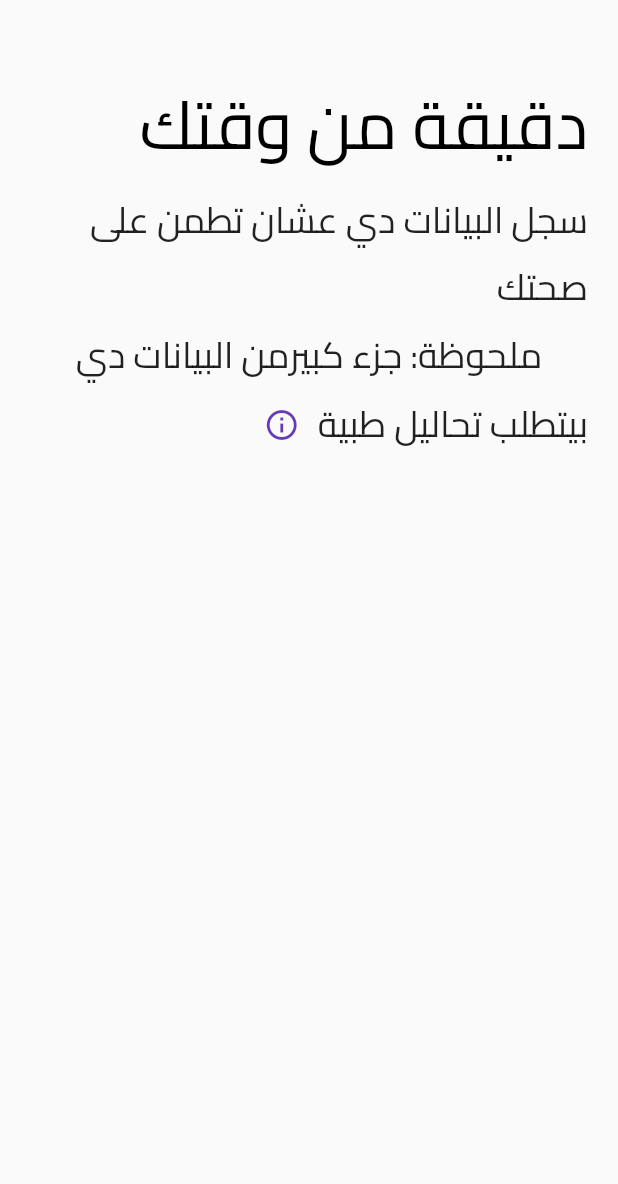
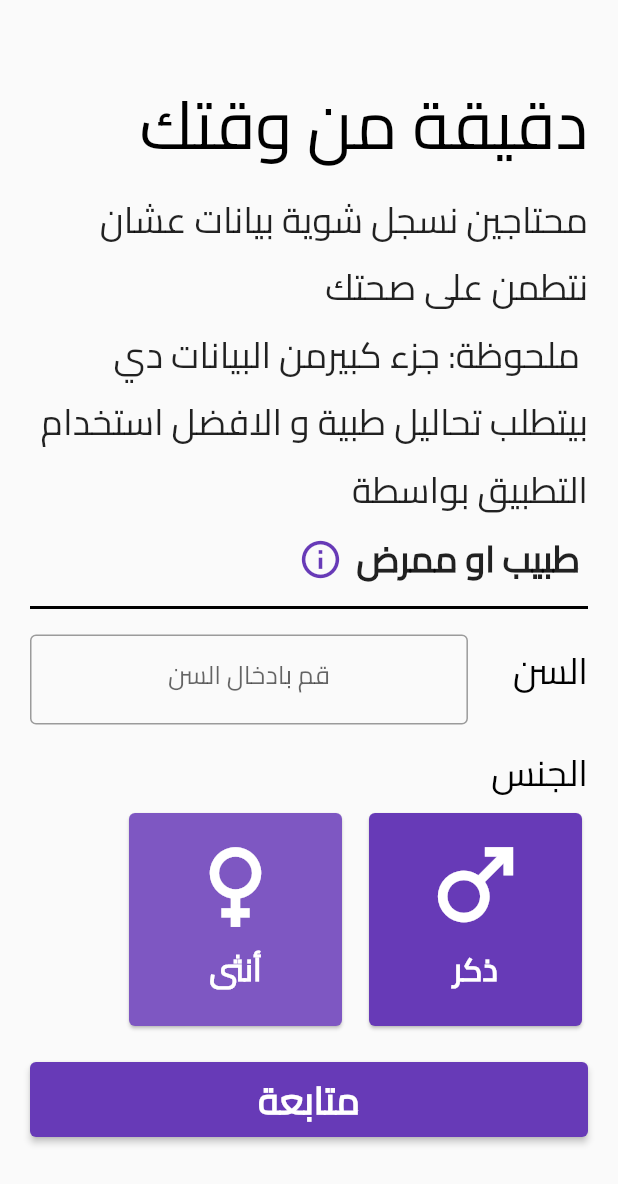
Before and after one commit to AbdelrahmanAquila/heart_defence, a Flutter app: the screen it shows after launch, after a tap on "متابعة", on a phone screen of 412 x 824 dp. Shown: the top 1184 px of the screen. Run offline on Flutter 3.47's test engine with Material 2 defaults, Android fonts, the phone set to English and light mode, and no system bars; our stand-ins replace flutter_bloc.

Commit message:
may god let the project go smoothly

```diff
--- a/lib/main.dart
+++ b/lib/main.dart
@@ -1,10 +1,13 @@
 import 'package:flutter/material.dart';
 import 'package:flutter/services.dart';
+import 'package:flutter_bloc/flutter_bloc.dart';
 import 'package:flutter_localizations/flutter_localizations.dart';
 import 'package:heart_defence/modules/homescreen.dart';
+import 'package:heart_defence/shared/bloc_observer.dart';
 import 'package:heart_defence/shared/colors.dart';
 
 void main() {
+  Bloc.observer = MyBlocObserver();
   SystemUiOverlayStyle(statusBarColor: mainColor);
   WidgetsFlutterBinding.ensureInitialized();
   runApp(const MyApp());
--- /dev/null
+++ b/lib/modules/cubit/cubit.dart
@@ -0,0 +1,42 @@
+import 'package:flutter/material.dart';
+import 'package:flutter_bloc/flutter_bloc.dart';
+import 'package:heart_defence/modules/cubit/staes.dart';
+
+class AppCubit extends Cubit<AppStates> {
+  AppCubit() : super(AppInitalState());
+
+  static AppCubit get(context) => BlocProvider.of(context);
+
+  // declare vars
+  TextEditingController? ageController = TextEditingController();
+  bool isMale = true;
+  int genderValue = 1;
+  int age = 0;
+  void toggleMale() {
+    isMale = true;
+    genderValue = 1;
+
+    print(isMale);
+    print(genderValue);
+    print(ageController?.text);
+    // print('$age');
+    emit(AppMaleState(isMale, genderValue));
+  }
+
+  void toggleFemale() {
+    isMale = false;
+    genderValue = 0;
+
+    print(isMale);
+    print(genderValue);
+    print(ageController?.text);
+    // print('$age');
+    emit(AppFemaleState(isMale, genderValue));
+  }
+
+  // void convertAge() {
+  //   int age = int.parse(ageController!.text);
+
+  //   emit(AppFieldSubmit());
+  // }
+}
--- /dev/null
+++ b/lib/modules/cubit/staes.dart
@@ -0,0 +1,24 @@
+abstract class AppStates {}
+
+class AppInitalState extends AppStates {}
+
+class AppMaleState extends AppStates {
+  final bool isMale;
+  final int genderValue;
+
+  AppMaleState(this.isMale, this.genderValue);
+}
+
+class AppFemaleState extends AppStates {
+  final bool isMale;
+  final int genderValue;
+
+  AppFemaleState(this.isMale, this.genderValue);
+}
+
+// class AppFieldSubmit extends AppStates {
+//   // final int age;
+//   // final TextEditingController? ageController;
+
+//   // AppFieldSubmit(this.age, this.ageController);
+// }
--- a/lib/modules/dataTakeScreen.dart
+++ /dev/null
@@ -1,78 +0,0 @@
-import 'package:flutter/material.dart';
-import 'package:heart_defence/shared/colors.dart';
-
-class ClintDataScreen extends StatefulWidget {
-  const ClintDataScreen({super.key});
-
-  @override
-  State<ClintDataScreen> createState() => _ClintDataScreenState();
-}
-
-class _ClintDataScreenState extends State<ClintDataScreen> {
-  @override
-  Widget build(BuildContext context) {
-    return Scaffold(
-      body: Padding(
-        padding:
-            const EdgeInsets.only(top: 40, bottom: 20, left: 20, right: 20),
-        child: SingleChildScrollView(
-          child: Column(
-            crossAxisAlignment: CrossAxisAlignment.start,
-            children: [
-              Text(
-                'دقيقة من وقتك',
-                style: Theme.of(context)
-                    .textTheme
-                    .displaySmall!
-                    .copyWith(color: Colors.black),
-              ),
-              Text(
-                'سجل البيانات دي عشان تطمن على صحتك',
-                style: Theme.of(context).textTheme.headlineSmall,
-              ),
-              Column(
-                children: [
-                  Text(
-                    'ملحوظة: جزء كبيرمن البيانات دي',
-                    style: Theme.of(context).textTheme.headlineSmall,
-                  ),
-                  Row(
-                    children: [
-                      Text(
-                        'بيتطلب تحاليل طبية',
-                        style: Theme.of(context).textTheme.headlineSmall,
-                      ),
-                      IconButton(
-                          color: mainColor,
-                          onPressed: () {
-                            showDialog(
-                              context: context,
-                              builder: (context) => AlertDialog(
-                                title: const Text('محتاجين التحاليل دي'),
-                                content:
-                                    const Text('كابشن يا نجم احنا لسة بنtest'),
-                                actions: [
-                                  TextButton(
-                                      onPressed: () {
-                                        Navigator.pop(context);
-                                      },
-                                      //TODO اوعى تنسلا تغير دي ابوس ايدك
-                                      child: const Text('تمام'))
-                                ],
-                              ),
-                            );
-                          },
-                          icon: const Icon(Icons.info_outline))
-                    ],
-                  ),
-                ],
-              ),
-            ],
-          ),
-        ),
-      ),
-    );
-  }
-}
-
-void hi() {}
--- /dev/null
+++ b/lib/modules/data_take_screen.dart
@@ -0,0 +1,189 @@
+import 'package:flutter/material.dart';
+import 'package:flutter_bloc/flutter_bloc.dart';
+import 'package:heart_defence/modules/blood_analysis_screen.dart';
+import 'package:heart_defence/modules/cubit/cubit.dart';
+import 'package:heart_defence/modules/cubit/staes.dart';
+import 'package:heart_defence/shared/colors.dart';
+import 'package:heart_defence/shared/components.dart';
+
+class ClintDataScreen extends StatelessWidget {
+  const ClintDataScreen({super.key});
+
+  @override
+  Widget build(BuildContext context) {
+    return BlocProvider(
+      create: (BuildContext context) => AppCubit(),
+      child: BlocConsumer<AppCubit, AppStates>(
+        listener: (context, state) {},
+        builder: (context, state) => Scaffold(
+          body: Padding(
+            padding:
+                const EdgeInsets.only(top: 40, bottom: 20, left: 20, right: 20),
+            child: SingleChildScrollView(
+              child: Column(
+                crossAxisAlignment: CrossAxisAlignment.start,
+                children: [
+                  Text(
+                    'دقيقة من وقتك',
+                    style: Theme.of(context)
+                        .textTheme
+                        .displaySmall!
+                        .copyWith(color: Colors.black),
+                  ),
+                  Text(
+                    'محتاجين نسجل شوية بيانات عشان نتطمن على صحتك',
+                    style: Theme.of(context).textTheme.headlineSmall,
+                  ),
+                  Column(
+                    children: [
+                      Text(
+                        ' ملحوظة: جزء كبيرمن البيانات دي بيتطلب تحاليل طبية و الافضل استخدام التطبيق بواسطة',
+                        style: Theme.of(context).textTheme.headlineSmall,
+                      ),
+                      Row(
+                        // textBaseline: TextBaseline.alphabetic,
+                        // crossAxisAlignment: CrossAxisAlignment.baseline,
+                        children: [
+                          Text(
+                            ' طبيب او ممرض',
+                            style: Theme.of(context)
+                                .textTheme
+                                .headlineSmall!
+                                .copyWith(fontWeight: FontWeight.bold),
+                          ),
+
+                          //Alert Dialoge
+                          IconButton(
+                              color: mainColor,
+                              iconSize: 30,
+                              onPressed: () {
+                                showDialog(
+                                  context: context,
+                                  builder: (context) => AlertDialog(
+                                    title: const Text('محتاجين التحاليل دي'),
+                                    content: const Text(
+                                        'كابشن يا نجم احنا لسة بنtest'),
+                                    actions: [
+                                      TextButton(
+                                          onPressed: () {
+                                            Navigator.pop(context);
+                                          },
+                                          //TODO اوعى تنسلا تغير دي ابوس ايدك
+                                          child: const Text('تمام'))
+                                    ],
+                                  ),
+                                );
+                              },
+                              icon: const Icon(Icons.info_outline))
+                        ],
+                      ),
+                    ],
+                  ),
+                  const Divider(color: Colors.black, thickness: 2),
+                  const SizedBox(
+                    height: 10,
+                  ),
+                  //Age Input\\
+                  Row(
+                    textBaseline: TextBaseline.alphabetic,
+                    crossAxisAlignment: CrossAxisAlignment.baseline,
+                    children: [
+                      Text(
+                        'السن',
+                        style: Theme.of(context)
+                            .textTheme
+                            .headlineSmall!
+                            .copyWith(color: Colors.black),
+                      ),
+                      const SizedBox(
+                        width: 30,
+                      ),
+                      Expanded(
+                        child: SizedBox(
+                          height: 60,
+                          child: TextFormField(
+                            controller: AppCubit.get(context).ageController,
+                            onChanged: (value) {
+                              print(value);
+                            },
+                            onFieldSubmitted: (value) {
+                              AppCubit.get(context).age = int.parse(
+                                  AppCubit.get(context).ageController!.text);
+                              print('========' '${AppCubit.get(context).age}');
+                            },
+                            textAlign: TextAlign.center,
+                            keyboardType: TextInputType.number,
+                            decoration: const InputDecoration(
+
+                                //  labelText: 'age',
+                                hintText: 'قم بادخال السن',
+                                border: OutlineInputBorder()),
+                          ),
+                        ),
+                      )
+                    ],
+                  ),
+                  const SizedBox(
+                    height: 10,
+                  ),
+
+                  //Gender Select
+                  Text(
+                    'الجنس',
+                    style: Theme.of(context)
+                        .textTheme
+                        .headlineSmall!
+                        .copyWith(color: Colors.black),
+                  ),
+                  Row(
+                    children: [
+                      genderSelect(context,
+                          icon: Icons.male,
+                          gender: 'ذكر',
+                          color: AppCubit.get(context).isMale
+                              ? mainColor2
+                              : mainColorlight, ontap: () {
+                        AppCubit.get(context).toggleMale();
+                      }),
+                      const SizedBox(
+                        width: 10,
+                      ),
+                      genderSelect(
+                        context,
+                        icon: Icons.female,
+                        color: AppCubit.get(context).isMale
+                            ? mainColorlight
+                            : mainColor2,
+                        gender: 'أنثى',
+                        ontap: () {
+                          AppCubit.get(context).toggleFemale();
+                        },
+                      )
+                    ],
+                  ),
+                  const SizedBox(
+                    height: 20,
+                  ),
+                  SizedBox(
+                    height: 50,
+                    width: double.infinity,
+                    child: ElevatedButton(
+                      onPressed: () {
+                        navigateTo(context, const BloodAnalysisScreen());
+                      },
+                      child: const Text(
+                        'متابعة',
+                        style: TextStyle(
+                            fontWeight: FontWeight.bold, fontSize: 25),
+                      ),
+                    ),
+                  )
+                ],
+              ),
+            ),
+          ),
+        ),
+      ),
+    );
+  }
+}
--- a/lib/modules/homescreen.dart
+++ b/lib/modules/homescreen.dart
@@ -1,5 +1,5 @@
 import 'package:flutter/material.dart';
-import 'package:heart_defence/modules/dataTakeScreen.dart';
+import 'package:heart_defence/modules/data_take_screen.dart';
 import 'package:heart_defence/shared/components.dart';
 
 class HomePage extends StatelessWidget {
@@ -57,7 +57,7 @@ class HomePage extends StatelessWidget {
                   style: TextStyle(fontWeight: FontWeight.bold, fontSize: 25),
                 ),
               ),
-            ),
+            )
           ],
         ),
       ),
--- a/lib/shared/colors.dart
+++ b/lib/shared/colors.dart
@@ -1,3 +1,5 @@
 import 'package:flutter/material.dart';
 
 MaterialColor? mainColor = Colors.deepPurple;
+Color mainColor2 = Colors.deepPurple;
+Color mainColorlight = Colors.deepPurple.shade400;
--- a/lib/shared/components.dart
+++ b/lib/shared/components.dart
@@ -3,3 +3,52 @@ import 'package:flutter/material.dart';
 void navigateTo(context, Widget screen) {
   Navigator.push(context, MaterialPageRoute(builder: (context) => screen));
 }
+
+Widget genderSelect(
+  context, {
+  required IconData icon,
+  required String gender,
+  required Function()? ontap,
+  required Color color,
+}) =>
+    SizedBox(
+      height: 150,
+      width: 150,
+      child: InkWell(
+        onTap: ontap,
+        child: Card(
+          color: color,
+          child: Padding(
+            padding: const EdgeInsets.all(10.0),
+            child: Column(
+              children: [
+                Icon(
+                  color: Colors.white,
+                  icon,
+                  size: 75,
+                ),
+                Text(gender,
+                    style: Theme.of(context)
+                        .textTheme
+                        .titleLarge!
+                        .copyWith(color: Colors.white))
+              ],
+            ),
+          ),
+        ),
+      ),
+    );
+
+// Widget contenueButton(void onTap, String text) => SizedBox(
+//       height: 50,
+//       width: double.infinity,
+//       child: ElevatedButton(
+//         onPressed: () {
+//           onTap;
+//         },
+//         child: Text(
+//           text,
+//           style: const TextStyle(fontWeight: FontWeight.bold, fontSize: 25),
+//         ),
+//       ),
+//     );
```
Also changed, not shown: lib/modules/blood_analysis_screen.dart (added, +14 -0 lines), lib/shared/bloc_observer.dart (added, +39 -0 lines), pubspec.yaml (+6 -1 lines), pubspec.lock.
